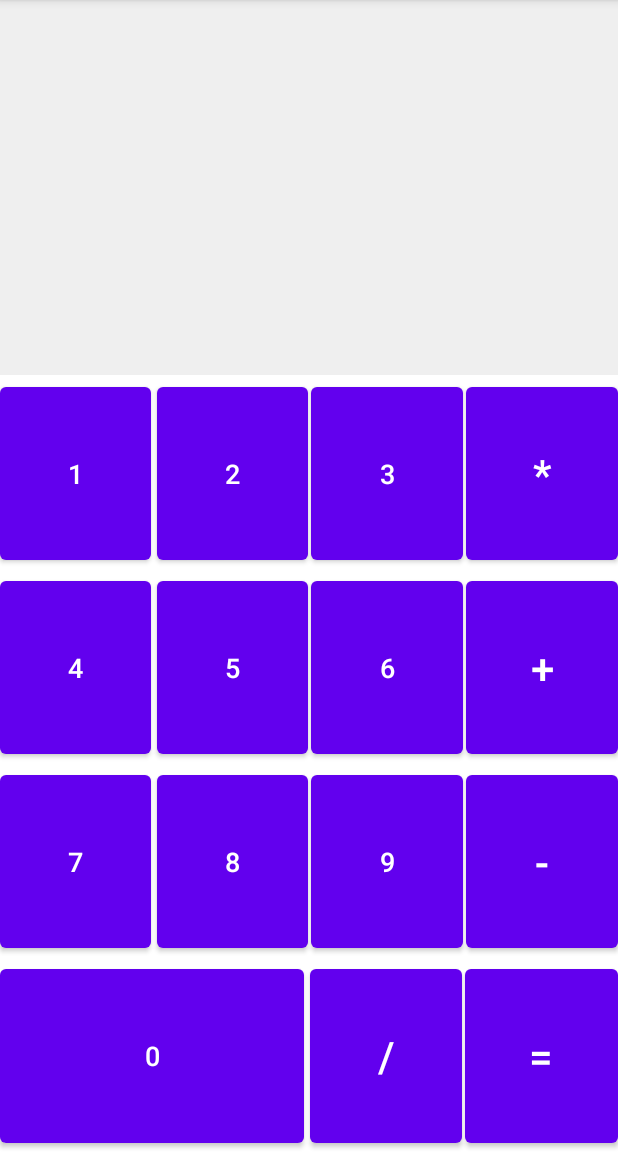
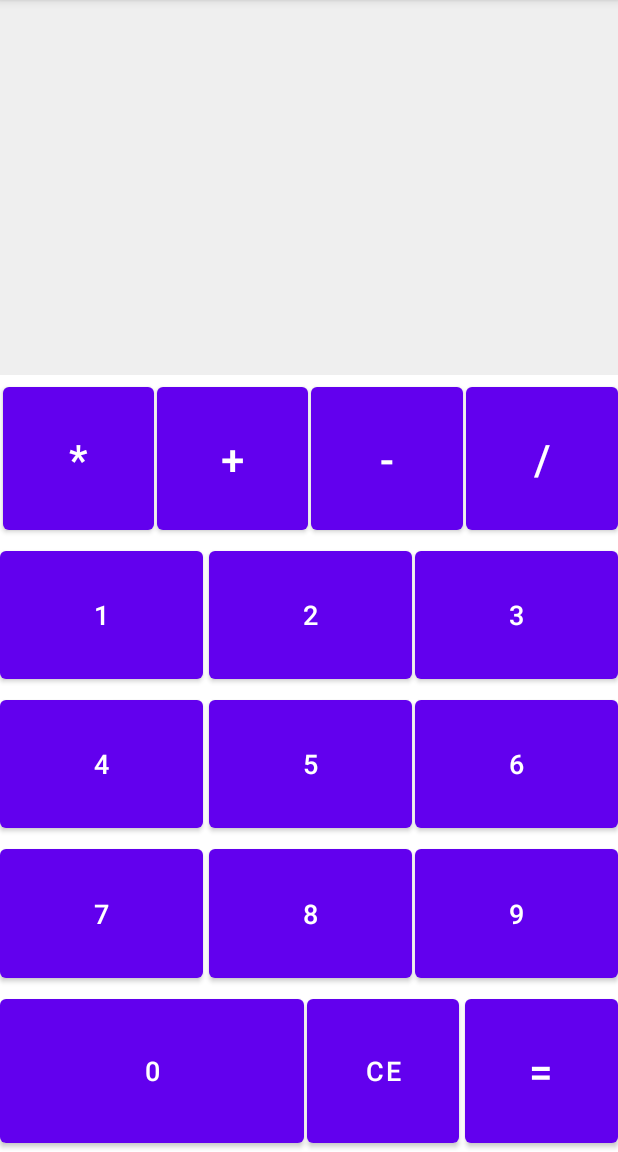
Before and after one commit to mchlkoval/RPNCalculator, an Android app: the screen it shows after launch (MainActivity), on a phone screen of 412 x 824 dp, the part 84-1236 px from its top. Run offline under Robolectric (Android 15) with nearby library versions, the phone set to English and light mode, and no system bars.

Commit message:
Update UI

```diff
--- a/app/src/main/res/layout/activity_main.xml
+++ b/app/src/main/res/layout/activity_main.xml
@@ -15,6 +15,50 @@
         android:textColor="@color/black"
         android:gravity="bottom|right"
         android:background="#efefef"/>
+    <LinearLayout
+        android:layout_width="match_parent"
+        android:layout_height="wrap_content"
+        android:orientation="horizontal"
+        android:layout_marginTop="2dp"
+        android:layout_weight="1">
+        <Button
+            android:id="@+id/timesButton"
+            android:onClick="btnClicked"
+            android:layout_width="0dp"
+            android:layout_height="match_parent"
+            android:layout_weight="1"
+            android:text="*"
+            android:layout_marginLeft="2dp"
+            android:textSize="28sp"/>
+        <Button
+            android:id="@+id/addButton"
+            android:onClick="btnClicked"
+            android:layout_width="0dp"
+            android:layout_height="match_parent"
+            android:layout_weight="1"
+            android:text="+"
+            android:layout_marginLeft="2dp"
+            android:textSize="28sp"/>
+        <Button
+            android:id="@+id/subtractButton"
+            android:onClick="btnClicked"
+            android:layout_width="0dp"
+            android:layout_height="match_parent"
+            android:layout_weight="1"
+            android:text="-"
+            android:layout_marginLeft="2dp"
+            android:textSize="28sp"/>
+
+        <Button
+            android:id="@+id/divideButton"
+            android:onClick="btnClicked"
+            android:layout_width="0dp"
+            android:layout_height="match_parent"
+            android:layout_weight="1"
+            android:text="/"
+            android:layout_marginLeft="2dp"
+            android:textSize="28sp"/>
+    </LinearLayout>
     <LinearLayout
         android:layout_width="match_parent"
         android:layout_height="wrap_content"
@@ -53,15 +97,7 @@
             android:text="3"
             android:onClick="btnClicked"
             android:textSize="18sp"/>
-        <Button
-            android:id="@+id/timesButton"
-            android:onClick="btnClicked"
-            android:layout_width="0dp"
-            android:layout_height="match_parent"
-            android:layout_weight="1"
-            android:text="*"
-            android:layout_marginLeft="2dp"
-            android:textSize="28sp"/>
+
 
     </LinearLayout>
 
@@ -104,15 +140,7 @@
             android:text="6"
             android:textSize="18sp"/>
 
-        <Button
-            android:id="@+id/addButton"
-            android:onClick="btnClicked"
-            android:layout_width="0dp"
-            android:layout_height="match_parent"
-            android:layout_weight="1"
-            android:text="+"
-            android:layout_marginLeft="2dp"
-            android:textSize="28sp"/>
+
 
     </LinearLayout>
 
@@ -155,15 +183,7 @@
             android:onClick="btnClicked"
             android:textSize="18sp"/>
 
-        <Button
-            android:id="@+id/subtractButton"
-            android:onClick="btnClicked"
-            android:layout_width="0dp"
-            android:layout_height="match_parent"
-            android:layout_weight="1"
-            android:text="-"
-            android:layout_marginLeft="2dp"
-            android:textSize="28sp"/>
+
 
     </LinearLayout>
 
@@ -187,14 +207,13 @@
             android:textSize="18sp"/>
 
         <Button
-            android:id="@+id/divideButton"
-            android:onClick="btnClicked"
             android:layout_width="0dp"
             android:layout_height="match_parent"
             android:layout_weight="1"
-            android:text="/"
-            android:layout_marginLeft="2dp"
-            android:textSize="28sp"/>
+            android:text="CE"
+            android:layout_marginRight="2dp"
+            android:textSize="18sp"
+            android:onClick="btnClicked" />
 
         <Button
             android:id="@+id/btnEqual"
```
Also changed, not shown: app/src/main/java/calcHelpers/RPNBuilder.kt (+10 -4 lines), app/src/main/java/com/example/calculator/MainActivity.kt (+18 -9 lines).
